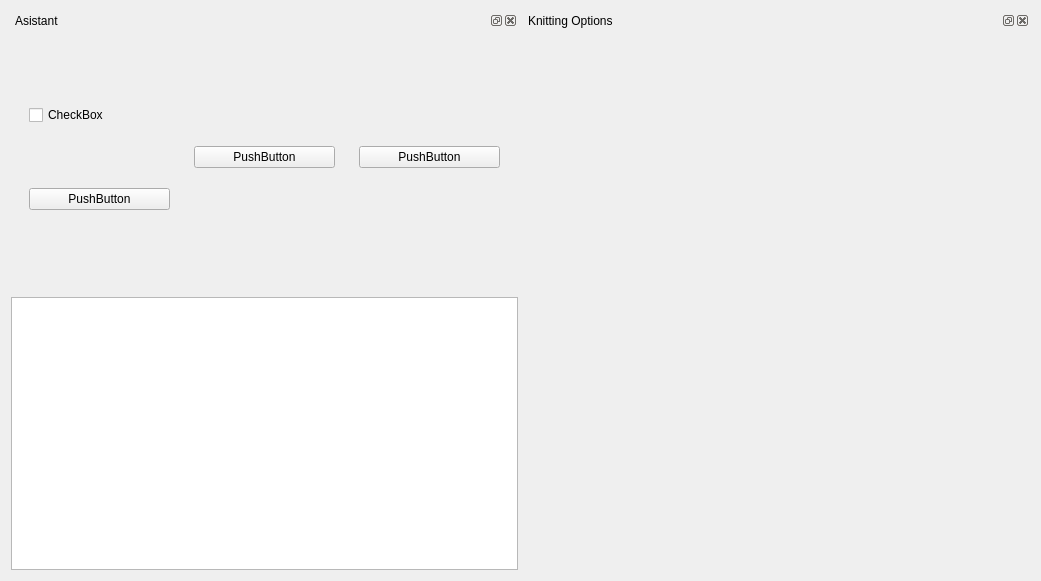
Old version of the form software/python/ayab/ayab_gui.ui in the repository AllYarnsAreBeautiful/ayab-desktop.
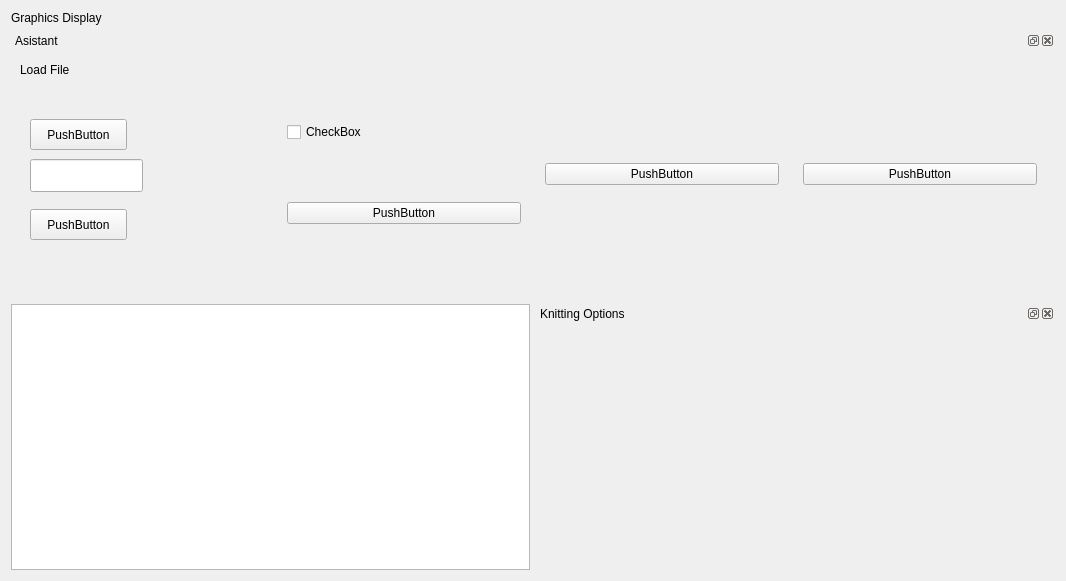
New version of the form.

The edit to the form file:
```diff
--- a/software/python/ayab/ayab_gui.ui
+++ b/software/python/ayab/ayab_gui.ui
@@ -6,7 +6,7 @@
    <rect>
     <x>0</x>
     <y>0</y>
-    <width>1041</width>
+    <width>1066</width>
     <height>581</height>
    </rect>
   </property>
@@ -14,27 +14,40 @@
    <string>Form</string>
   </property>
   <layout class="QGridLayout" name="gridLayout">
-   <item row="2" column="0">
+   <item row="4" column="1">
+    <widget class="QDockWidget" name="knitting_options_dock">
+     <property name="windowTitle">
+      <string>Knitting Options</string>
+     </property>
+     <widget class="QWidget" name="dockWidgetContents_2"/>
+    </widget>
+   </item>
+   <item row="4" column="0">
     <layout class="QHBoxLayout" name="horizontalLayout_2">
      <item>
       <widget class="QGraphicsView" name="graphicsView"/>
      </item>
     </layout>
    </item>
-   <item row="0" column="1" rowspan="3">
-    <widget class="QDockWidget" name="dockWidget_2">
-     <property name="windowTitle">
-      <string>Knitting Options</string>
+   <item row="2" column="0">
+    <widget class="QLabel" name="label">
+     <property name="text">
+      <string>Graphics Display</string>
      </property>
-     <widget class="QWidget" name="dockWidgetContents_2"/>
     </widget>
    </item>
-   <item row="0" column="0">
-    <widget class="QDockWidget" name="dockWidget">
+   <item row="3" column="0" colspan="2">
+    <widget class="QDockWidget" name="assistant_dock">
+     <property name="sizePolicy">
+      <sizepolicy hsizetype="Expanding" vsizetype="Preferred">
+       <horstretch>0</horstretch>
+       <verstretch>0</verstretch>
+      </sizepolicy>
+     </property>
      <property name="minimumSize">
       <size>
-       <width>375</width>
-       <height>124</height>
+       <width>391</width>
+       <height>173</height>
       </size>
      </property>
      <property name="acceptDrops">
@@ -45,6 +58,59 @@
      </property>
      <widget class="QWidget" name="dockWidgetContents">
       <layout class="QHBoxLayout" name="horizontalLayout">
+       <item>
+        <widget class="QWidget" name="widget_4" native="true">
+         <widget class="QLabel" name="label_2">
+          <property name="geometry">
+           <rect>
+            <x>0</x>
+            <y>0</y>
+            <width>66</width>
+            <height>21</height>
+           </rect>
+          </property>
+          <property name="text">
+           <string>Load File</string>
+          </property>
+         </widget>
+         <widget class="QPushButton" name="pushButton">
+          <property name="geometry">
+           <rect>
+            <x>10</x>
+            <y>150</y>
+            <width>97</width>
+            <height>31</height>
+           </rect>
+          </property>
+          <property name="text">
+           <string>PushButton</string>
+          </property>
+         </widget>
+         <widget class="QLineEdit" name="lineEdit">
+          <property name="geometry">
+           <rect>
+            <x>10</x>
+            <y>100</y>
+            <width>113</width>
+            <height>33</height>
+           </rect>
+          </property>
+         </widget>
+         <widget class="QPushButton" name="pushButton_5">
+          <property name="geometry">
+           <rect>
+            <x>10</x>
+            <y>60</y>
+            <width>97</width>
+            <height>31</height>
+           </rect>
+          </property>
+          <property name="text">
+           <string>PushButton</string>
+          </property>
+         </widget>
+        </widget>
+       </item>
        <item>
         <widget class="QWidget" name="widget" native="true">
          <layout class="QVBoxLayout" name="verticalLayout">
```
Left out of the diff: 2 changed lines with no effect on the pictures.
